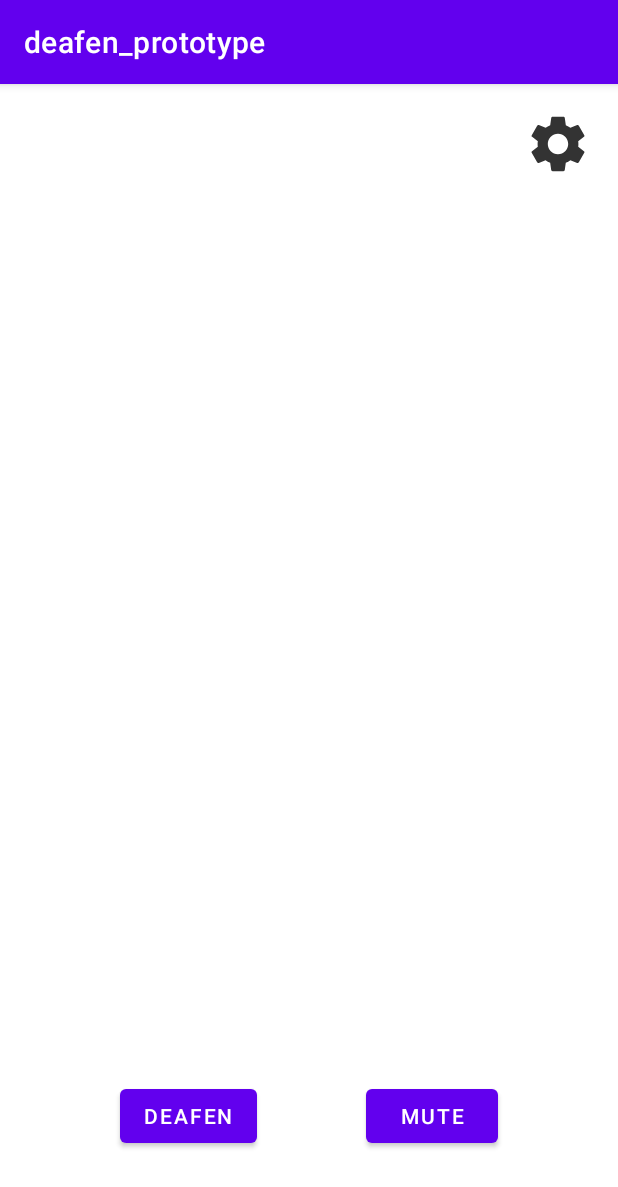
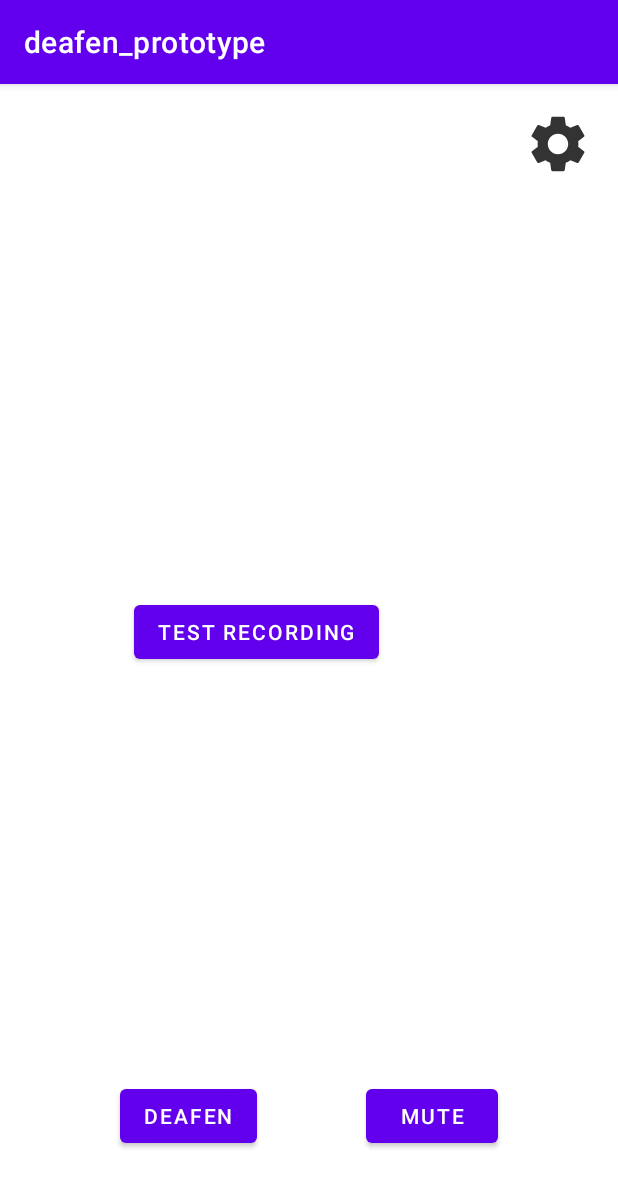
Before and after one commit to ShaqibRahman/CAPSTONE, an Android app: the screen it shows after launch (MainActivity), on a phone screen of 412 x 824 dp. Shown: the top 1187 px of the screen. Run offline under Robolectric (Android 15) with nearby library versions, the phone set to English and light mode, and no system bars.

Commit message:
Recording Kinda works
pushing so I don't lose progress. Still deeply broken

```diff
--- a/Deafen_app/app/src/main/java/com/example/deafen_prototype/SettingsActivity.java
+++ b/Deafen_app/app/src/main/java/com/example/deafen_prototype/SettingsActivity.java
@@ -4,6 +4,7 @@ import androidx.appcompat.app.AppCompatActivity;
 
 import android.content.Intent;
 import android.os.Bundle;
+import android.util.Log;
 import android.view.View;
 import android.widget.ImageButton;
 
@@ -13,6 +14,7 @@ public class SettingsActivity extends AppCompatActivity {
 
     @Override
     protected void onCreate(Bundle savedInstanceState) {
+
         super.onCreate(savedInstanceState);
         setContentView(R.layout.activity_settings);
 
--- a/Deafen_app/app/src/main/res/layout/activity_main.xml
+++ b/Deafen_app/app/src/main/res/layout/activity_main.xml
@@ -40,4 +40,15 @@
         app:layout_constraintTop_toTopOf="parent"
         app:srcCompat="@drawable/settings" />
 
+    <Button
+        android:id="@+id/button3"
+        android:layout_width="wrap_content"
+        android:layout_height="wrap_content"
+        android:layout_marginTop="341dp"
+        android:layout_marginEnd="159dp"
+        android:onClick="testAudio"
+        android:text="Test Recording"
+        app:layout_constraintEnd_toEndOf="parent"
+        app:layout_constraintTop_toTopOf="parent" />
+
 </androidx.constraintlayout.widget.ConstraintLayout>
```
Also changed, not shown: Deafen_app/app/src/main/AndroidManifest.xml (+6 -7 lines), Deafen_app/app/src/main/java/com/example/deafen_prototype/MainActivity.java (+22 -1 lines), Deafen_app/app/src/main/java/com/example/deafen_prototype/RecordingService.java (+43 -18 lines).
